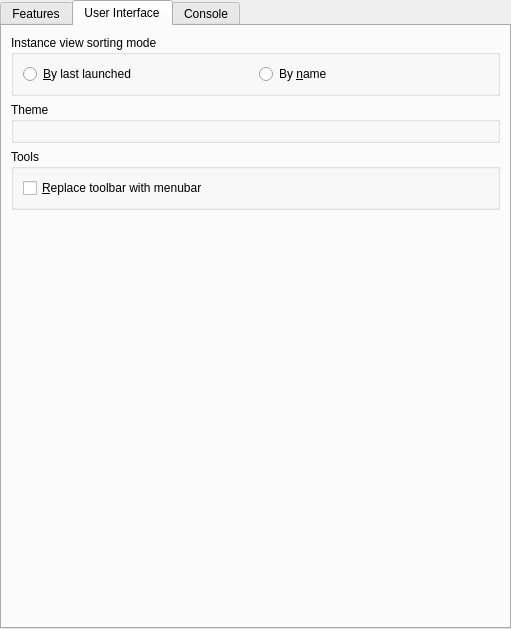
Before: the Qt Designer form launcher/ui/pages/global/LauncherPage.ui in Rosememes304/ShatteredPrism-test, drawn with Qt 5.
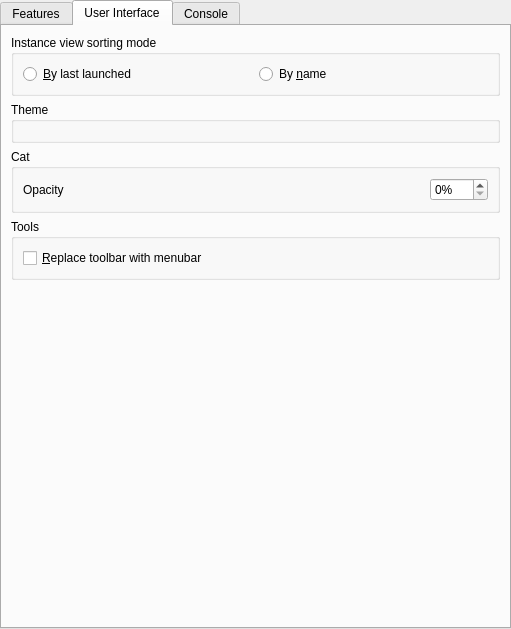
After: the same form once the commit is applied. The open tabs and pages were chosen to show the change. Custom widgets are drawn as their Qt base class.

Commit message:
Merge pull request #1972 from lumiscosity/feature/cat_opacity
Add a cat opacity option

The edit to the form file:
```diff
--- a/launcher/ui/pages/global/LauncherPage.ui
+++ b/launcher/ui/pages/global/LauncherPage.ui
@@ -316,6 +316,54 @@
          </layout>
         </widget>
        </item>
+       <item>
+        <widget class="QGroupBox" name="catBox">
+         <property name="title">
+          <string>Cat</string>
+         </property>
+         <layout class="QGridLayout" name="gridLayout_5">
+          <item row="0" column="0">
+           <widget class="QLabel" name="catOpacityLabel">
+            <property name="toolTip">
+             <string>Set the cat's opacity. 0% is fully transparent and 100% is fully opaque.</string>
+            </property>
+            <property name="text">
+             <string>Opacity</string>
+            </property>
+           </widget>
+          </item>
+          <item row="0" column="2">
+           <widget class="QSpinBox" name="catOpacitySpinBox">
+            <property name="specialValueText">
+             <string/>
+            </property>
+            <property name="suffix">
+             <string>%</string>
+            </property>
+            <property name="maximum">
+             <number>100</number>
+            </property>
+            <property name="value">
+             <number>0</number>
+            </property>
+           </widget>
+          </item>
+          <item row="0" column="1">
+           <spacer name="horizontalSpacer">
+            <property name="orientation">
+             <enum>Qt::Horizontal</enum>
+            </property>
+            <property name="sizeHint" stdset="0">
+             <size>
+              <width>40</width>
+              <height>20</height>
+             </size>
+            </property>
+           </spacer>
+          </item>
+         </layout>
+        </widget>
+       </item>
        <item>
         <widget class="QGroupBox" name="toolsBox">
          <property name="sizePolicy">
```
Left out of the diff: 2 changed lines with no effect on the pictures. The commit also changes 2 other files.
